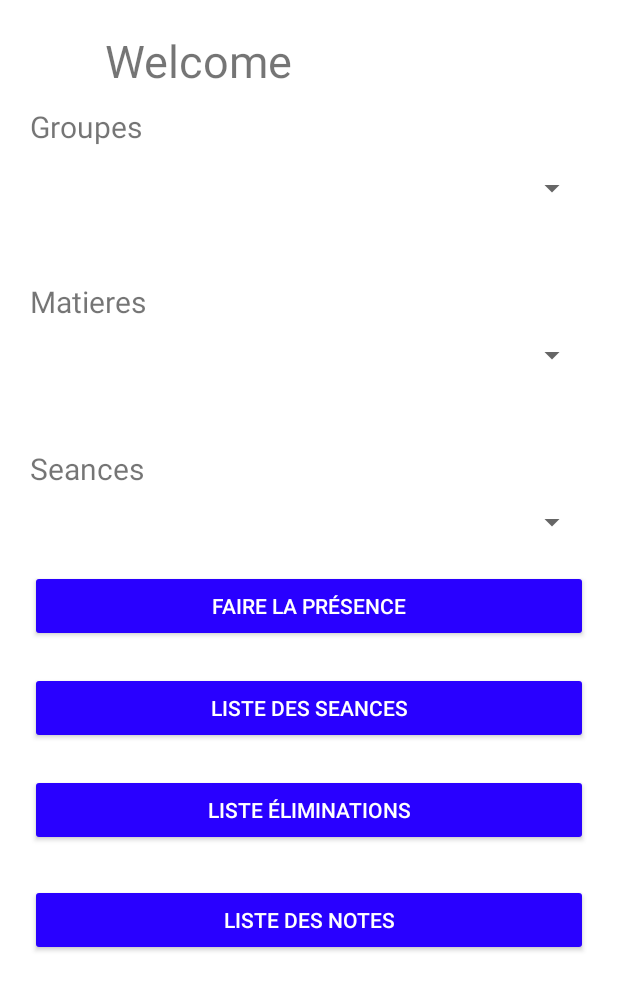
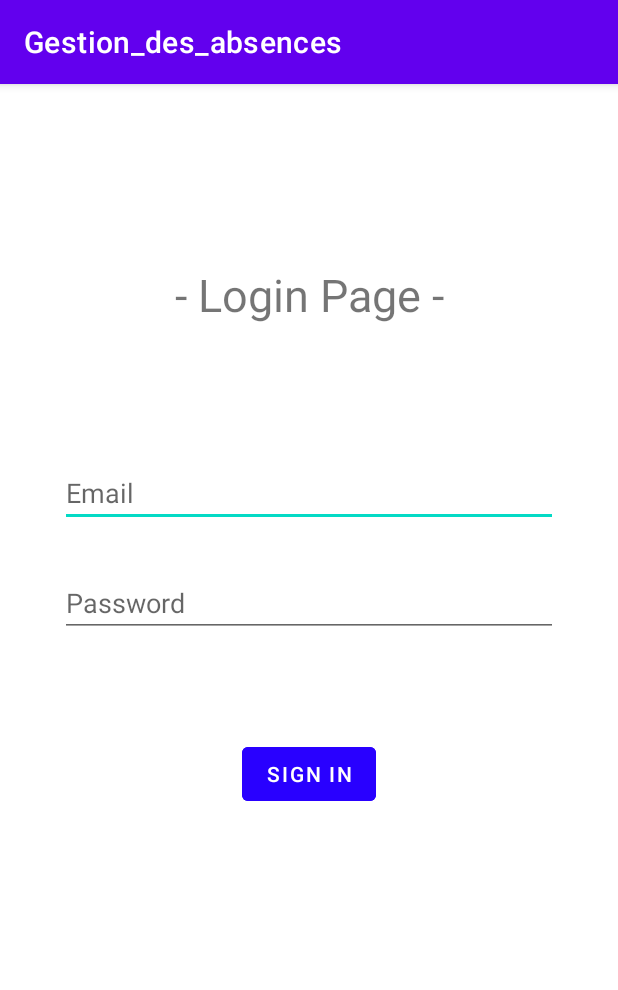
Before and after one commit to mehdidm/Gestion-des-absences, an Android app: the screen it shows after launch (MainActivity before the commit, authentification after it), on a phone screen of 412 x 824 dp. Shown: the top 990 px of the screen. Run offline under Robolectric (Android 15) with nearby library versions, the phone set to English and light mode, and no system bars.

Commit message:
button onclick

```diff
--- a/app/src/main/java/com/example/gestion_des_absences/MainActivity.java
+++ b/app/src/main/java/com/example/gestion_des_absences/MainActivity.java
@@ -18,12 +18,15 @@ import android.widget.Toast;
 import com.example.gestion_des_absences.adapters.DatabaseHelper;
 
 
+import java.text.SimpleDateFormat;
 import java.util.ArrayList;
+import java.util.Date;
+import java.util.Locale;
 
 
 public class MainActivity extends Activity  {
     DatabaseHelper MyDB;
-    Intent loginIntent,intentGRP,intentMAT;
+    Intent loginIntent,intentGRP;
 Spinner groupes , seances ,matieres;
 String groupe,seance,matiere;
 Button btnDone,btnView,btnAB,btnNote;
@@ -104,10 +107,9 @@ ArrayAdapter<String> arraylist_adapter_groupes,
             @Override
             public void onItemSelected(AdapterView<?> parent, View view, int position, long l) {
                 matiere = parent.getItemAtPosition(position).toString();
-                intentMAT= new Intent(MainActivity.this,listEtudiant.class);
-                intentMAT.putExtra("matiere" ,
+                //intentGRP= new Intent(MainActivity.this,listEtudiant.class);
+                intentGRP.putExtra("matiere" ,
                         matiere);
-
             }
 
             @Override
@@ -115,7 +117,8 @@ ArrayAdapter<String> arraylist_adapter_groupes,
                 Toast.makeText(MainActivity.this, "Nothing selected", Toast.LENGTH_SHORT).show();
             }
         });
-        AddData(groupe,matiere,seance);
+        String currentDate = new SimpleDateFormat("dd-MM-yyyy", Locale.getDefault()).format(new Date());
+        AddData(groupe,matiere,currentDate,"mehdi");
         viewAll();
         viewAbsents(matiere);
         viewNotes();
@@ -123,15 +126,14 @@ ArrayAdapter<String> arraylist_adapter_groupes,
 
 
     //choix de seance et groupe et matiere et insertion dans la table sessions_table
-        public void AddData(String groupe, String matiere, String seance) {
+        public void AddData(String groupe, String matiere, String seance,String teacher) {
             btnDone.setOnClickListener(
                     new View.OnClickListener() {
                         @Override
                         public void onClick(View v) {
-                            boolean isInserted = MyDB.insertSession(MainActivity.this.groupe, MainActivity.this.matiere, MainActivity.this.seance);
+                            boolean isInserted = MyDB.insertSession(MainActivity.this.groupe, MainActivity.this.matiere,seance,teacher);
                             //Intent myIntent = new Intent(MainActivity.this, listEtudiant.class);
                             startActivity(intentGRP);
-                            //startActivity(intentMAT);
 //                            myIntent.putExtra("Subject",MainActivity.this.matiere);
 //                            MainActivity.this.startActivity(myIntent);
                             if (isInserted == true)
--- a/app/src/main/java/com/example/gestion_des_absences/adapters/DatabaseHelper.java
+++ b/app/src/main/java/com/example/gestion_des_absences/adapters/DatabaseHelper.java
@@ -101,13 +101,13 @@ public class DatabaseHelper extends SQLiteOpenHelper {
 
 
     //insertion des seances
-    public boolean insertSession(String classname,String subject,String time) {
+    public boolean insertSession(String classname,String subject,String time,String teacher) {
         SQLiteDatabase db = this.getWritableDatabase();
         ContentValues contentValues = new ContentValues();
         contentValues.put("CLASSNAME",classname);
         contentValues.put("SUBJECT",subject);
         contentValues.put("TIME",time);
-        contentValues.put("TIME",time);
+        contentValues.put("TEACHER",teacher);
         long result = db.insert(TABLE_NAME2,null ,contentValues);
         if(result == -1)
             return false;
--- /dev/null
+++ b/app/src/main/java/com/example/gestion_des_absences/authentification.java
@@ -0,0 +1,56 @@
+package com.example.gestion_des_absences;
+
+import androidx.appcompat.app.AppCompatActivity;
+
+import android.content.Intent;
+import android.os.Bundle;
+import android.view.View;
+import android.widget.Button;
+import android.widget.EditText;
+import android.widget.Toast;
+
+import com.example.gestion_des_absences.adapters.DatabaseHelper;
+import com.example.gestion_des_absences.ui.login.LoginActivity;
+
+public class authentification extends AppCompatActivity {
+
+    EditText userName,password;
+    Button btnSubmit;
+    DatabaseHelper MyDB;
+
+
+    @Override
+    protected void onCreate(Bundle savedInstanceState) {
+        super.onCreate(savedInstanceState);
+        setContentView(R.layout.activity_authentification);
+
+        MyDB = new DatabaseHelper(this);
+
+        userName=findViewById(R.id.username);
+        password=findViewById(R.id.password);
+        btnSubmit=findViewById(R.id.login);
+
+
+        btnSubmit.setOnClickListener(new View.OnClickListener() {
+            @Override
+            public void onClick(View v) {
+
+                boolean isExist = MyDB.checkUserExist(userName.getText().toString(), password.getText().toString());
+
+                if(isExist){
+                    Intent intent = new Intent(authentification.this, MainActivity.class);
+                    intent.putExtra("username", userName.getText().toString());
+                    startActivity(intent);
+                } else {
+                    password.setText(null);
+                    Toast.makeText(authentification.this, "Login failed. Invalid username or password.", Toast.LENGTH_SHORT).show();
+                }
+            }
+        });
+
+
+
+    }
+
+
+}
--- a/app/src/main/java/com/example/gestion_des_absences/classes/Session.java
+++ b/app/src/main/java/com/example/gestion_des_absences/classes/Enseignement.java
@@ -1,16 +1,19 @@
 package com.example.gestion_des_absences.classes;
 
-public class Session {
+public class Enseignement {
 
     private String subject;
     private String Time;
     private String classname;
+    private String enseignant;
 
 
-    public Session(String subject, String Time, String classname) {
+
+    public Enseignement(String subject, String Time, String classname,String enseignant) {
         this.subject = subject;
         this.Time = Time;
         this.classname = classname;
+        this.enseignant=enseignant;
     }
 
     public String getSubject() {
@@ -24,4 +27,8 @@ public class Session {
     public String getClassname() {
         return classname;
     }
+
+    public String getEnseignant() {
+        return enseignant;
+    }
 }
--- a/app/src/main/java/com/example/gestion_des_absences/listEtudiant.java
+++ b/app/src/main/java/com/example/gestion_des_absences/listEtudiant.java
@@ -27,7 +27,7 @@ public class listEtudiant extends AppCompatActivity {
 
     DatabaseHelper MyDB;
     ListView listEtudiants;
-    TextView grpN,matName;
+    TextView grpName,matName;
     CheckBox checkBox;
     Intent myintent,matIntent;
 
@@ -39,16 +39,17 @@ public class listEtudiant extends AppCompatActivity {
 
         MyDB = new DatabaseHelper(this);
         checkBox=findViewById(R.id.checkBox);
-        //grpN=findViewById(R.id.grp);
-        //matName=findViewById(R.id.matName);
         myintent=getIntent();
         //matIntent=getIntent();
         String groupe = myintent.getStringExtra("groupe");
-        //String matiere=matIntent.getStringExtra("matiere");
+        String matiere=myintent.getStringExtra("matiere");
         setContentView(R.layout.activity_list_etudiant);
 
-        //grpN.setText(groupe);
-       // matName.setText(matiere);
+
+        matName=findViewById(R.id.matName);
+        grpName=findViewById(R.id.grpName);
+        grpName.setText(groupe);
+        matName.setText(matiere);
         listEtudiants=(ListView) findViewById(R.id.etudiantList);
 
         ArrayList<Student> values = (ArrayList<Student>) MyDB.getStudents(groupe);
--- /dev/null
+++ b/app/src/main/res/layout/activity_authentification.xml
@@ -0,0 +1,95 @@
+<?xml version="1.0" encoding="utf-8"?>
+<androidx.constraintlayout.widget.ConstraintLayout xmlns:android="http://schemas.android.com/apk/res/android"
+    xmlns:app="http://schemas.android.com/apk/res-auto"
+    xmlns:tools="http://schemas.android.com/tools"
+    android:id="@+id/container"
+    android:layout_width="match_parent"
+    android:layout_height="match_parent"
+    android:paddingLeft="@dimen/activity_horizontal_margin"
+    android:paddingTop="100dp"
+    android:paddingRight="@dimen/activity_horizontal_margin"
+    android:paddingBottom="@dimen/activity_vertical_margin"
+    tools:context=".ui.login.LoginActivity">
+
+    <TextView
+        android:layout_width="wrap_content"
+        android:layout_height="wrap_content"
+        android:padding="20dp"
+        android:text="- Login Page -"
+        android:textFontWeight="700"
+        android:textSize="30dp"
+        android:gravity="center"
+        app:layout_constraintEnd_toEndOf="parent"
+        app:layout_constraintStart_toStartOf="parent"
+        android:layout_gravity="start"
+        android:layout_marginStart="48dp"
+        android:layout_marginTop="16dp"
+        android:layout_marginEnd="48dp"
+        android:layout_marginBottom="100dp"
+        tools:ignore="MissingConstraints" />
+
+    <EditText
+        android:id="@+id/username"
+        android:layout_width="0dp"
+        android:layout_height="wrap_content"
+        android:layout_marginStart="24dp"
+        android:layout_marginTop="150dp"
+        android:layout_marginEnd="24dp"
+        android:hint="@string/prompt_email"
+        android:inputType="textEmailAddress"
+        android:selectAllOnFocus="true"
+        app:layout_constraintEnd_toEndOf="parent"
+        app:layout_constraintStart_toStartOf="parent"
+        app:layout_constraintTop_toTopOf="parent" />
+
+    <EditText
+        android:id="@+id/password"
+        android:layout_width="0dp"
+        android:layout_height="wrap_content"
+        android:layout_marginStart="24dp"
+        android:layout_marginTop="28dp"
+        android:layout_marginEnd="24dp"
+        android:hint="@string/prompt_password"
+        android:imeActionLabel="@string/action_sign_in_short"
+        android:imeOptions="actionDone"
+        android:inputType="textPassword"
+        android:selectAllOnFocus="true"
+        app:layout_constraintEnd_toEndOf="parent"
+        app:layout_constraintStart_toStartOf="parent"
+        app:layout_constraintTop_toBottomOf="@+id/username" />
+
+    <Button
+        android:id="@+id/login"
+        android:layout_width="wrap_content"
+        android:layout_height="wrap_content"
+        android:layout_gravity="start"
+        android:layout_marginStart="48dp"
+        android:layout_marginTop="16dp"
+        android:layout_marginEnd="48dp"
+        android:layout_marginBottom="64dp"
+        android:enabled="false"
+        android:text="@string/action_sign_in"
+        android:textColor="@color/white"
+        android:backgroundTint="#2900ff"
+        app:layout_constraintBottom_toBottomOf="parent"
+        app:layout_constraintEnd_toEndOf="parent"
+        app:layout_constraintStart_toStartOf="parent"
+        app:layout_constraintTop_toBottomOf="@+id/password"
+        app:layout_constraintVertical_bias="0.2" />
+
+    <ProgressBar
+        android:id="@+id/loading"
+        android:layout_width="wrap_content"
+        android:layout_height="wrap_content"
+        android:layout_gravity="center"
+        android:layout_marginStart="32dp"
+        android:layout_marginTop="64dp"
+        android:layout_marginEnd="32dp"
+        android:layout_marginBottom="64dp"
+        android:visibility="gone"
+        app:layout_constraintBottom_toBottomOf="parent"
+        app:layout_constraintEnd_toEndOf="@+id/password"
+        app:layout_constraintStart_toStartOf="@+id/password"
+        app:layout_constraintTop_toTopOf="parent"
+        app:layout_constraintVertical_bias="0.3" />
+</androidx.constraintlayout.widget.ConstraintLayout>
```
Also changed, not shown: app/src/main/AndroidManifest.xml (+10 -6 lines).
